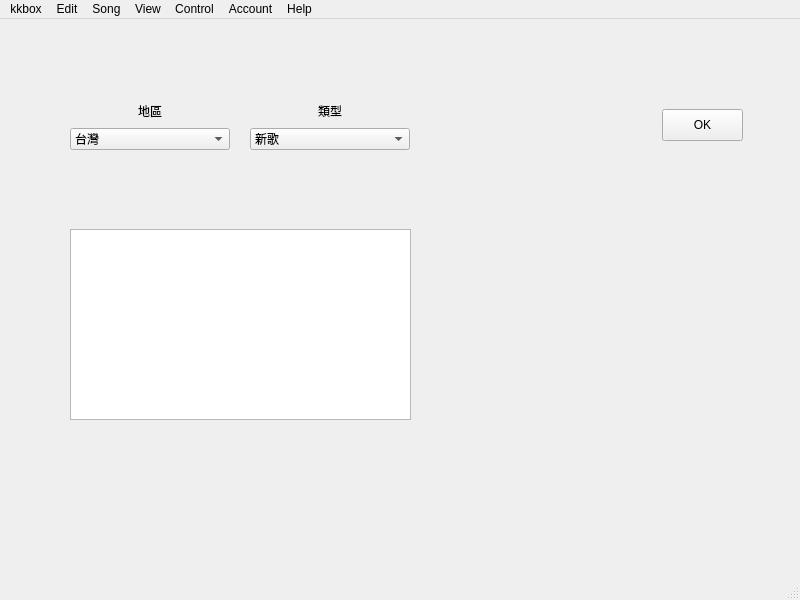
Before: the Qt Designer form kkbox/UI_Designer/main.ui in JianDa0127/web_crawler, drawn with Qt 5.
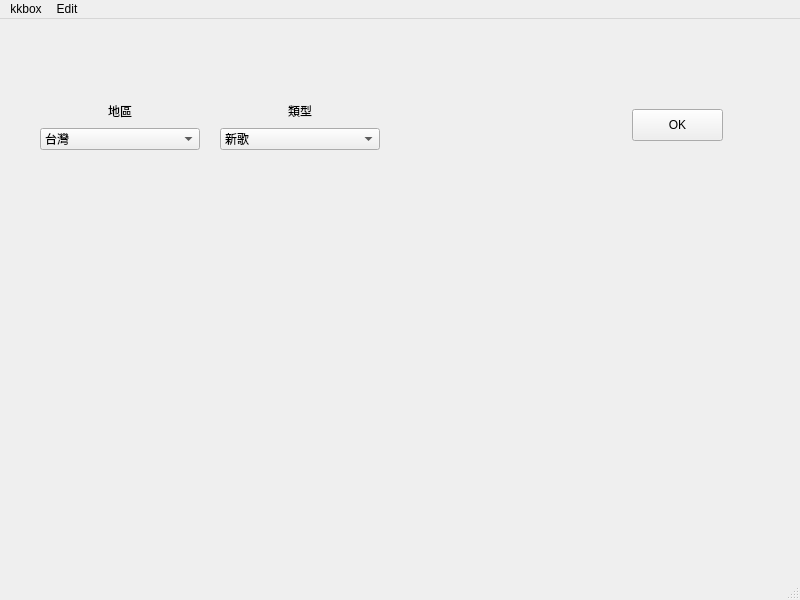
After: the same form once the commit is applied.

```diff
--- a/kkbox/UI_Designer/main.ui
+++ b/kkbox/UI_Designer/main.ui
@@ -10,20 +10,50 @@
     <height>600</height>
    </rect>
   </property>
-  <property name="maximumSize">
-   <size>
-    <width>800</width>
-    <height>600</height>
-   </size>
-  </property>
   <property name="windowTitle">
    <string>kkbox</string>
   </property>
   <widget class="QWidget" name="centralwidget">
+   <widget class="QWidget" name="verticalLayoutWidget_2">
+    <property name="geometry">
+     <rect>
+      <x>220</x>
+      <y>80</y>
+      <width>160</width>
+      <height>51</height>
+     </rect>
+    </property>
+    <layout class="QVBoxLayout" name="song_verticalLayout">
+     <item>
+      <widget class="QLabel" name="songstyle_label">
+       <property name="text">
+        <string>類型</string>
+       </property>
+       <property name="alignment">
+        <set>Qt::AlignCenter</set>
+       </property>
+      </widget>
+     </item>
+     <item>
+      <widget class="QComboBox" name="comboBox_songstyle">
+       <item>
+        <property name="text">
+         <string>新歌</string>
+        </property>
+       </item>
+       <item>
+        <property name="text">
+         <string>單曲</string>
+        </property>
+       </item>
+      </widget>
+     </item>
+    </layout>
+   </widget>
    <widget class="QWidget" name="verticalLayoutWidget">
     <property name="geometry">
      <rect>
-      <x>70</x>
+      <x>40</x>
       <y>80</y>
       <width>160</width>
       <height>51</height>
@@ -81,48 +111,12 @@
      </item>
     </layout>
    </widget>
-   <widget class="QWidget" name="verticalLayoutWidget_2">
+   <widget class="QPushButton" name="pushButton01">
     <property name="geometry">
      <rect>
-      <x>250</x>
-      <y>80</y>
-      <width>160</width>
-      <height>51</height>
-     </rect>
-    </property>
-    <layout class="QVBoxLayout" name="song_verticalLayout">
-     <item>
-      <widget class="QLabel" name="songstyle_label">
-       <property name="text">
-        <string>類型</string>
-       </property>
-       <property name="alignment">
-        <set>Qt::AlignCenter</set>
-       </property>
-      </widget>
-     </item>
-     <item>
-      <widget class="QComboBox" name="song_comboBox">
-       <item>
-        <property name="text">
-         <string>新歌</string>
-        </property>
-       </item>
-       <item>
-        <property name="text">
-         <string>單曲</string>
-        </property>
-       </item>
-      </widget>
-     </item>
-    </layout>
-   </widget>
-   <widget class="QPushButton" name="pushButton">
-    <property name="geometry">
-     <rect>
-      <x>662</x>
+      <x>632</x>
       <y>90</y>
-      <width>81</width>
+      <width>91</width>
       <height>32</height>
      </rect>
     </property>
@@ -130,16 +124,6 @@
      <string>OK</string>
     </property>
    </widget>
-   <widget class="QTextBrowser" name="textBrowser">
-    <property name="geometry">
-     <rect>
-      <x>70</x>
-      <y>210</y>
-      <width>341</width>
-      <height>191</height>
-     </rect>
-    </property>
-   </widget>
   </widget>
   <widget class="QMenuBar" name="menubar">
    <property name="geometry">
@@ -150,7 +134,7 @@
      <height>22</height>
     </rect>
    </property>
-   <widget class="QMenu" name="menuFile">
+   <widget class="QMenu" name="menukkbox">
     <property name="title">
      <string>kkbox</string>
     </property>
@@ -163,47 +147,8 @@
      <string>Edit</string>
     </property>
    </widget>
-   <widget class="QMenu" name="menuSong">
-    <property name="title">
-     <string>Song</string>
-    </property>
-   </widget>
-   <widget class="QMenu" name="menuView">
-    <property name="title">
-     <string>View</string>
-    </property>
-   </widget>
-   <widget class="QMenu" name="menuControl">
-    <property name="title">
-     <string>Control</string>
-    </property>
-    <addaction name="actionPlay"/>
-    <addaction name="actionPause"/>
-    <addaction name="actionPrevious_song"/>
-    <addaction name="actionNext_song"/>
-    <addaction name="separator"/>
-    <addaction name="actionVolume_up"/>
-    <addaction name="actionVolume_down"/>
-    <addaction name="separator"/>
-   </widget>
-   <widget class="QMenu" name="menuAccount">
-    <property name="title">
-     <string>Account</string>
-    </property>
-   </widget>
-   <widget class="QMenu" name="menuHelp">
-    <property name="title">
-     <string>Help</string>
-    </property>
-    <addaction name="actionkkbox_help"/>
-   </widget>
-   <addaction name="menuFile"/>
+   <addaction name="menukkbox"/>
    <addaction name="menuEdit"/>
-   <addaction name="menuSong"/>
-   <addaction name="menuView"/>
-   <addaction name="menuControl"/>
-   <addaction name="menuAccount"/>
-   <addaction name="menuHelp"/>
   </widget>
   <widget class="QStatusBar" name="statusbar"/>
   <action name="actionNew">
```
Left out of the diff: 67 changed lines with no effect on the pictures.
